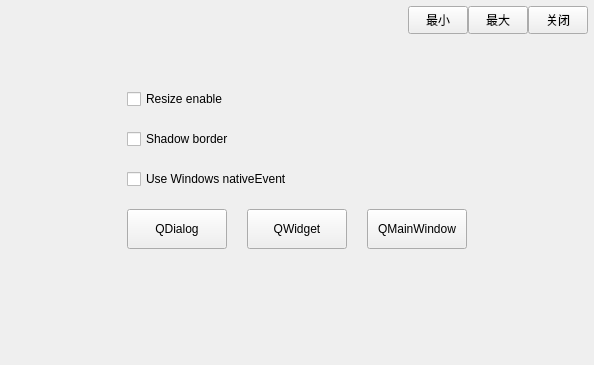
Old version of the form QtFrameless2/frameless/form/widget.ui in the repository redchairman/qt-frameless.
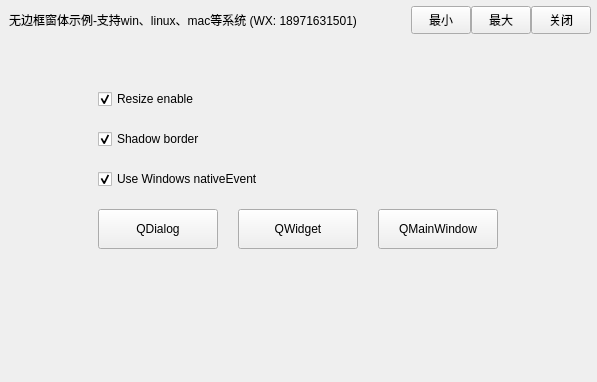
New version of the form.

Diff of the .ui file:
```diff
--- a/QtFrameless2/frameless/form/widget.ui
+++ b/QtFrameless2/frameless/form/widget.ui
@@ -6,8 +6,8 @@
    <rect>
     <x>0</x>
     <y>0</y>
-    <width>594</width>
-    <height>365</height>
+    <width>597</width>
+    <height>382</height>
    </rect>
   </property>
   <property name="windowTitle">
@@ -64,6 +64,9 @@
           <verstretch>0</verstretch>
          </sizepolicy>
         </property>
+        <property name="text">
+         <string>无边框窗体示例-支持win、linux、mac等系统 (WX: 18971631501)</string>
+        </property>
        </widget>
       </item>
       <item>
@@ -231,6 +234,9 @@
         <property name="text">
          <string>Resize enable</string>
         </property>
+        <property name="checked">
+         <bool>true</bool>
+        </property>
        </widget>
       </item>
       <item row="2" column="1" colspan="3">
@@ -238,6 +244,9 @@
         <property name="text">
          <string>Shadow border</string>
         </property>
+        <property name="checked">
+         <bool>true</bool>
+        </property>
        </widget>
       </item>
       <item row="3" column="1" colspan="3">
@@ -245,6 +254,9 @@
         <property name="text">
          <string>Use Windows nativeEvent</string>
         </property>
+        <property name="checked">
+         <bool>true</bool>
+        </property>
        </widget>
       </item>
       <item row="4" column="0">
@@ -264,13 +276,13 @@
        <widget class="QPushButton" name="pushButton_QDialog">
         <property name="minimumSize">
          <size>
-          <width>100</width>
+          <width>120</width>
           <height>40</height>
          </size>
         </property>
         <property name="maximumSize">
          <size>
-          <width>100</width>
+          <width>120</width>
           <height>40</height>
          </size>
         </property>
@@ -283,13 +295,13 @@
        <widget class="QPushButton" name="pushButton_QWidget">
         <property name="minimumSize">
          <size>
-          <width>100</width>
+          <width>120</width>
           <height>40</height>
          </size>
         </property>
         <property name="maximumSize">
          <size>
-          <width>100</width>
+          <width>120</width>
           <height>40</height>
          </size>
         </property>
@@ -302,13 +314,13 @@
        <widget class="QPushButton" name="pushButton_QMainWindow">
         <property name="minimumSize">
          <size>
-          <width>100</width>
+          <width>120</width>
           <height>40</height>
          </size>
         </property>
         <property name="maximumSize">
          <size>
-          <width>100</width>
+          <width>120</width>
           <height>40</height>
          </size>
         </property>
```
